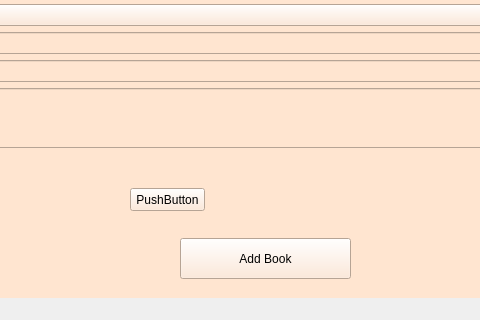
Qt form LibraryInformationSystem/admineditcatalogue.ui (janelle-lr/CS106LibraryInformationSystem) before a commit; both pictures show x 282 to 762 and y 314 to 634 of the 1052 by 634 pixel window.
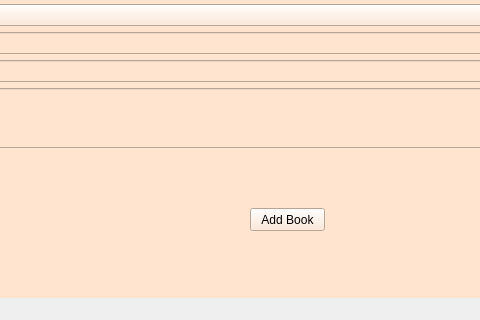
The same form after that commit. Icons and pictures are not drawn.

Diff of the .ui file:
```diff
--- a/LibraryInformationSystem/admineditcatalogue.ui
+++ b/LibraryInformationSystem/admineditcatalogue.ui
@@ -87,24 +87,6 @@
      <attribute name="title">
       <string>Add Books</string>
      </attribute>
-     <widget class="QPushButton" name="pushButton">
-      <property name="geometry">
-       <rect>
-        <x>460</x>
-        <y>410</y>
-        <width>171</width>
-        <height>41</height>
-       </rect>
-      </property>
-      <property name="styleSheet">
-       <string notr="true">QPushButton{
-	
-}</string>
-      </property>
-      <property name="text">
-       <string>Add Book</string>
-      </property>
-     </widget>
      <widget class="QWidget" name="verticalLayoutWidget">
       <property name="geometry">
        <rect>
@@ -349,14 +331,14 @@
      <widget class="QPushButton" name="confirmBookDetails">
       <property name="geometry">
        <rect>
-        <x>410</x>
-        <y>360</y>
+        <x>530</x>
+        <y>380</y>
         <width>75</width>
         <height>23</height>
        </rect>
       </property>
       <property name="text">
-       <string>PushButton</string>
+       <string>Add Book</string>
       </property>
      </widget>
     </widget>
```
